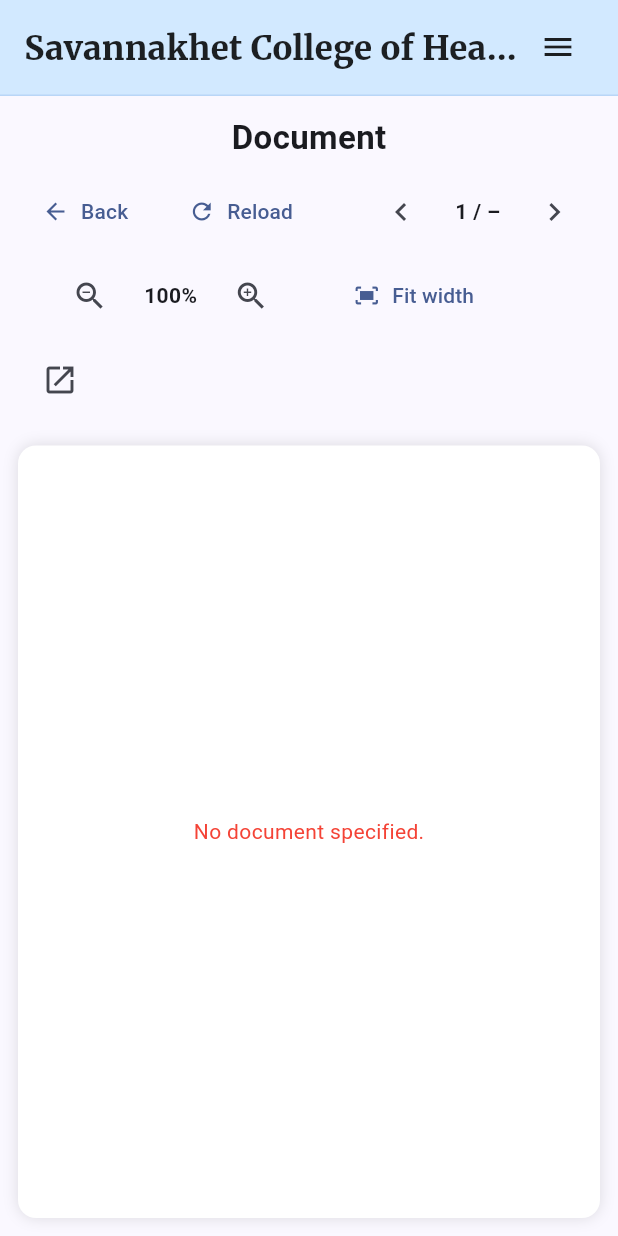
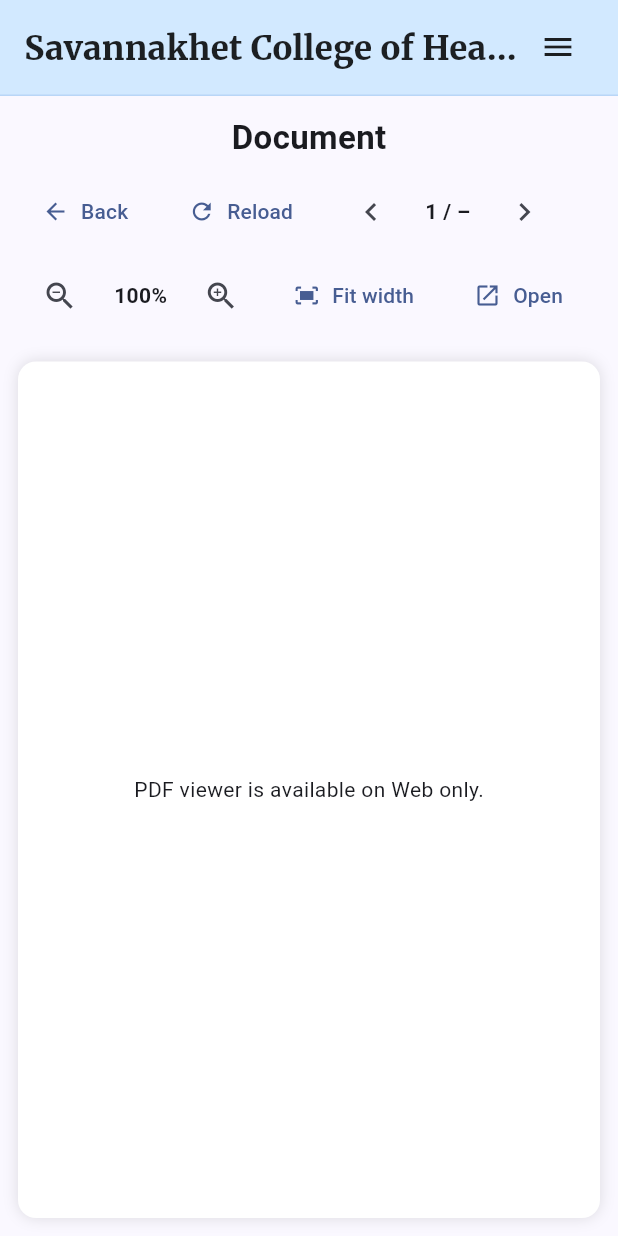
Before and after one commit to noy-hp/schoolapp_web, a Flutter app: the PdfViewScreen screen opened by its route, after a tap on the "chevron left" icon, on a phone screen of 412 x 824 dp. Run offline on Flutter 3.47's test engine with Material 3 defaults, Android fonts, the phone set to English and light mode, and no system bars; our stand-ins replace google_fonts; missing offline and left inert: dart:html, dart:ui_web.

Commit message:
Update PDF viewer + library

```diff
--- a/lib/screens/pdf_view_screen.dart
+++ b/lib/screens/pdf_view_screen.dart
@@ -3,95 +3,111 @@ import 'package:flutter/material.dart';
 import '../widgets/nav_bar.dart';
 import 'package:flutter/foundation.dart' show kIsWeb;
 
-// Web-only imports
+// Web-only viewer
 // ignore: avoid_web_libraries_in_flutter
 import 'dart:html' as html;
-// IMPORTANT: On modern Flutter Web, platformViewRegistry is in dart:ui_web
 import 'dart:ui_web' as ui;
 
 class PdfViewScreen extends StatefulWidget {
   const PdfViewScreen({super.key});
-
   @override
   State<PdfViewScreen> createState() => _PdfViewScreenState();
 }
 
 class _PdfViewScreenState extends State<PdfViewScreen> {
-  String? _asset;         // assets/library_pdfs/xxx.pdf
-  String? _title;         // shown in the header
-  bool _handledArgs = false;
+  // From Navigator.pushNamed('/pdf-view', arguments: {'asset': 'assets/library_pdfs/x.pdf', 'title': 'Title'})
+  // Or arguments: {'url': 'https://example.com/file.pdf', 'title': 'Title'}
+  String? _assetPath;
+  String? _httpUrl;
+  String _title = 'Document';
 
+  // toolbar state
   int _page = 1;
-  double _zoom = 100;
+  double _zoom = 100; // 40–400
   bool _fitWidth = false;
 
+  // iframe plumbing
+  bool _registered = false;
   late final String _viewTypeId;
-  bool _viewRegistered = false;
   html.IFrameElement? _iframe;
+
+  bool _handledArgs = false;
 
   @override
   void initState() {
     super.initState();
-    _viewTypeId = 'lib-pdf-${DateTime.now().microsecondsSinceEpoch}';
+    _viewTypeId = 'pdf-view-${DateTime.now().microsecondsSinceEpoch}';
   }
 
   @override
   void didChangeDependencies() {
     super.didChangeDependencies();
 
-    // Read route arguments once
     if (!_handledArgs) {
       final args = ModalRoute.of(context)?.settings.arguments;
       if (args is Map) {
-        _asset = args['asset'] as String?;
-        _title = args['title'] as String?;
+        _assetPath = args['asset'] as String?;
+        _httpUrl = args['url'] as String?;
+        _title = (args['title'] as String?)?.trim().isNotEmpty == true
+            ? args['title'] as String
+            : 'Document';
       }
       _handledArgs = true;
     }
 
-    // Register the HtmlElementView factory once (web only)
-    if (kIsWeb && !_viewRegistered) {
-      ui.platformViewRegistry.registerViewFactory(_viewTypeId, (int _) {
+    if (kIsWeb && !_registered) {
+      ui.platformViewRegistry.registerViewFactory(_viewTypeId, (_) {
         _iframe = html.IFrameElement()
           ..style.border = 'none'
           ..style.width = '100%'
           ..style.height = '100%'
           ..allowFullscreen = true
-          ..src = _buildPdfSrc();
+          ..src = _buildPdfSrc(); // initial
         return _iframe!;
       });
-      _viewRegistered = true;
+      _registered = true;
     }
   }
 
+  // Build a URL that works on Flutter Web + GitHub Pages.
+  // IMPORTANT: Flutter serves assets under ".../assets/assets/...".
   String _assetUrlForWeb(String assetPath) {
-    final p = assetPath.startsWith('assets/') ? assetPath : 'assets/$assetPath';
-    return Uri.base.resolve(p).toString();
+    final origin = Uri.base.origin;        // http://localhost:xxxx or https://noy-hp.github.io
+    var base = Uri.base.path;              // "/" locally, "/schoolapp_web/" on Pages
+    if (!base.endsWith('/')) base += '/';
+    final rel = assetPath.startsWith('assets/') ? assetPath : 'assets/$assetPath';
+    return '$origin${base}assets/$rel';
+  }
+
+  String _activeUrl() {
+    if ((_httpUrl ?? '').toString().startsWith('http')) {
+      return _httpUrl!;
+    }
+    if ((_assetPath ?? '').isNotEmpty) {
+      return _assetUrlForWeb(_assetPath!);
+    }
+    // Fallback to a harmless about:blank when nothing provided
+    return 'about:blank';
   }
 
   String _buildPdfSrc() {
-    final asset = _asset ?? '';
-    final base = _assetUrlForWeb(asset);
+    final base = _activeUrl();
     if (_fitWidth) return '$base#view=FitH';
     return '$base#page=$_page&zoom=${_zoom.toInt()}';
   }
 
-  void _reload() {
+  void _reloadIframe() {
     if (!kIsWeb || _iframe == null) return;
     _iframe!.src = _buildPdfSrc();
   }
 
-  void _openNewTab() {
+  void _openInNewTab() {
     if (!kIsWeb) return;
-    final url = _buildPdfSrc();
-    html.window.open(url, '_blank');
+    html.window.open(_buildPdfSrc(), '_blank');
   }
 
   @override
   Widget build(BuildContext context) {
-    final title = _title ?? 'Document';
-    final missing = _asset == null || _asset!.isEmpty;
-
     return Scaffold(
       appBar: const NavBar(),
       body: Column(
@@ -99,25 +115,20 @@ class _PdfViewScreenState extends State<PdfViewScreen> {
         children: [
           const SizedBox(height: 12),
 
-          // Title
           Center(
             child: Text(
-              title,
-              style: const TextStyle(
-                fontSize: 22,
-                fontWeight: FontWeight.w700,
-              ),
+              _title,
+              style: const TextStyle(fontSize: 22, fontWeight: FontWeight.w700),
             ),
           ),
           const SizedBox(height: 10),
 
-          // Toolbar
           Padding(
             padding: const EdgeInsets.symmetric(horizontal: 16),
             child: Wrap(
+              crossAxisAlignment: WrapCrossAlignment.center,
               spacing: 12,
               runSpacing: 8,
-              crossAxisAlignment: WrapCrossAlignment.center,
               children: [
                 TextButton.icon(
                   onPressed: () => Navigator.pop(context),
@@ -125,11 +136,12 @@ class _PdfViewScreenState extends State<PdfViewScreen> {
                   label: const Text('Back'),
                 ),
                 TextButton.icon(
-                  onPressed: _reload,
+                  onPressed: _reloadIframe,
                   icon: const Icon(Icons.refresh),
                   label: const Text('Reload'),
                 ),
-                const SizedBox(width: 8),
+
+                // Page controls (hash params, no page count)
                 IconButton(
                   tooltip: 'Previous page',
                   onPressed: () {
@@ -137,12 +149,11 @@ class _PdfViewScreenState extends State<PdfViewScreen> {
                       _page = _page > 1 ? _page - 1 : 1;
                       _fitWidth = false;
                     });
-                    _reload();
+                    _reloadIframe();
                   },
                   icon: const Icon(Icons.chevron_left),
                 ),
-                Text('$_page / –',
-                    style: const TextStyle(fontWeight: FontWeight.w600)),
+                Text('$_page / –', style: const TextStyle(fontWeight: FontWeight.w600)),
                 IconButton(
                   tooltip: 'Next page',
                   onPressed: () {
@@ -150,11 +161,12 @@ class _PdfViewScreenState extends State<PdfViewScreen> {
                       _page += 1;
                       _fitWidth = false;
                     });
-                    _reload();
+                    _reloadIframe();
                   },
                   icon: const Icon(Icons.chevron_right),
                 ),
-                const SizedBox(width: 8),
+
+                // Zoom
                 IconButton(
                   tooltip: 'Zoom out',
                   onPressed: () {
@@ -162,7 +174,7 @@ class _PdfViewScreenState extends State<PdfViewScreen> {
                       _zoom = (_zoom - 10).clamp(40, 400);
                       _fitWidth = false;
                     });
-                    _reload();
+                    _reloadIframe();
                   },
                   icon: const Icon(Icons.zoom_out),
                 ),
@@ -175,24 +187,24 @@ class _PdfViewScreenState extends State<PdfViewScreen> {
                       _zoom = (_zoom + 10).clamp(40, 400);
                       _fitWidth = false;
                     });
-                    _reload();
+                    _reloadIframe();
                   },
                   icon: const Icon(Icons.zoom_in),
                 ),
-                const SizedBox(width: 8),
+
                 TextButton.icon(
                   onPressed: () {
                     setState(() => _fitWidth = true);
-                    _reload();
+                    _reloadIframe();
                   },
                   icon: const Icon(Icons.fit_screen),
                   label: const Text('Fit width'),
                 ),
-                const SizedBox(width: 8),
-                IconButton(
-                  tooltip: 'Open in new tab',
-                  onPressed: _openNewTab,
+
+                TextButton.icon(
+                  onPressed: _openInNewTab,
                   icon: const Icon(Icons.open_in_new),
+                  label: const Text('Open'),
                 ),
               ],
             ),
@@ -200,7 +212,6 @@ class _PdfViewScreenState extends State<PdfViewScreen> {
 
           const SizedBox(height: 8),
 
-          // Viewer
           Expanded(
             child: Container(
               margin: const EdgeInsets.all(12),
@@ -209,21 +220,12 @@ class _PdfViewScreenState extends State<PdfViewScreen> {
                 borderRadius: BorderRadius.circular(12),
                 boxShadow: const [BoxShadow(blurRadius: 8, color: Colors.black12)],
               ),
-              child: missing
-                  ? const Center(
-                      child: Text(
-                        'No document specified.',
-                        style: TextStyle(color: Colors.red),
-                      ),
-                    )
-                  : !kIsWeb
-                      ? const Center(
-                          child: Text('This viewer is available on Flutter Web.'),
-                        )
-                      : ClipRRect(
-                          borderRadius: BorderRadius.circular(12),
-                          child: HtmlElementView(viewType: _viewTypeId),
-                        ),
+              child: !kIsWeb
+                  ? const Center(child: Text('PDF viewer is available on Web only.'))
+                  : ClipRRect(
+                      borderRadius: BorderRadius.circular(12),
+                      child: HtmlElementView(viewType: _viewTypeId),
+                    ),
             ),
           ),
         ],
```
